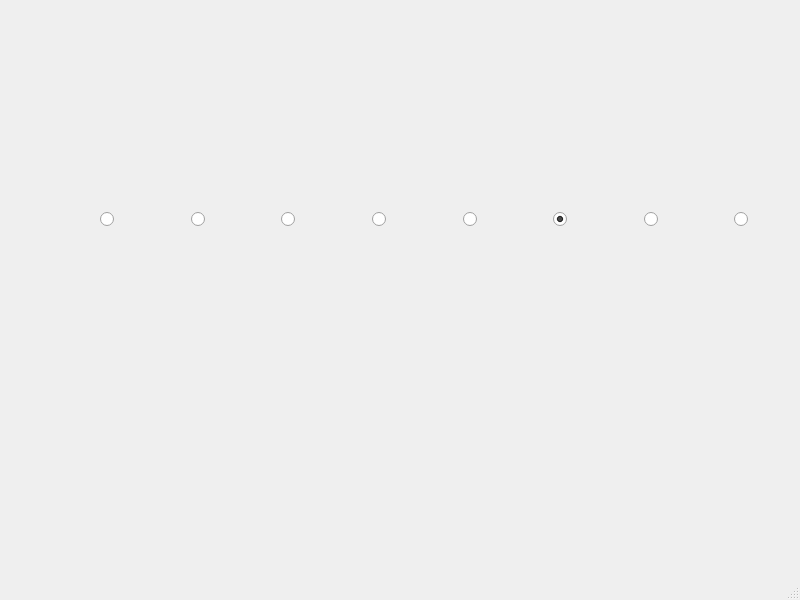
Qt form mainwindow.ui (jordan045/tdc-botonera) before a commit.
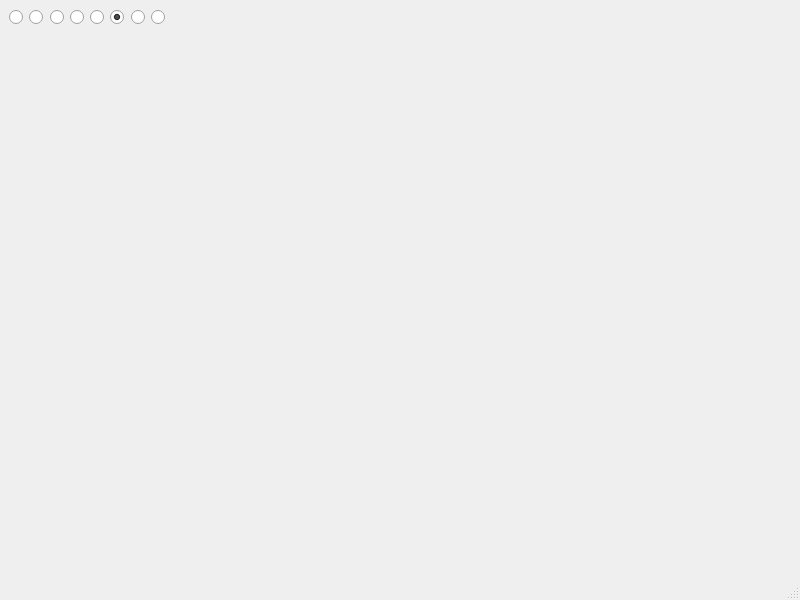
The same form after that commit.

The edit to the form file:
```diff
--- a/mainwindow.ui
+++ b/mainwindow.ui
@@ -17,10 +17,10 @@
    <widget class="QWidget" name="horizontalLayoutWidget">
     <property name="geometry">
      <rect>
-      <x>100</x>
-      <y>180</y>
-      <width>719</width>
-      <height>80</height>
+      <x>9</x>
+      <y>9</y>
+      <width>156</width>
+      <height>17</height>
      </rect>
     </property>
     <layout class="QHBoxLayout" name="horizontalLayout">
```
Left out of the diff: 2 changed lines with no effect on the pictures.
